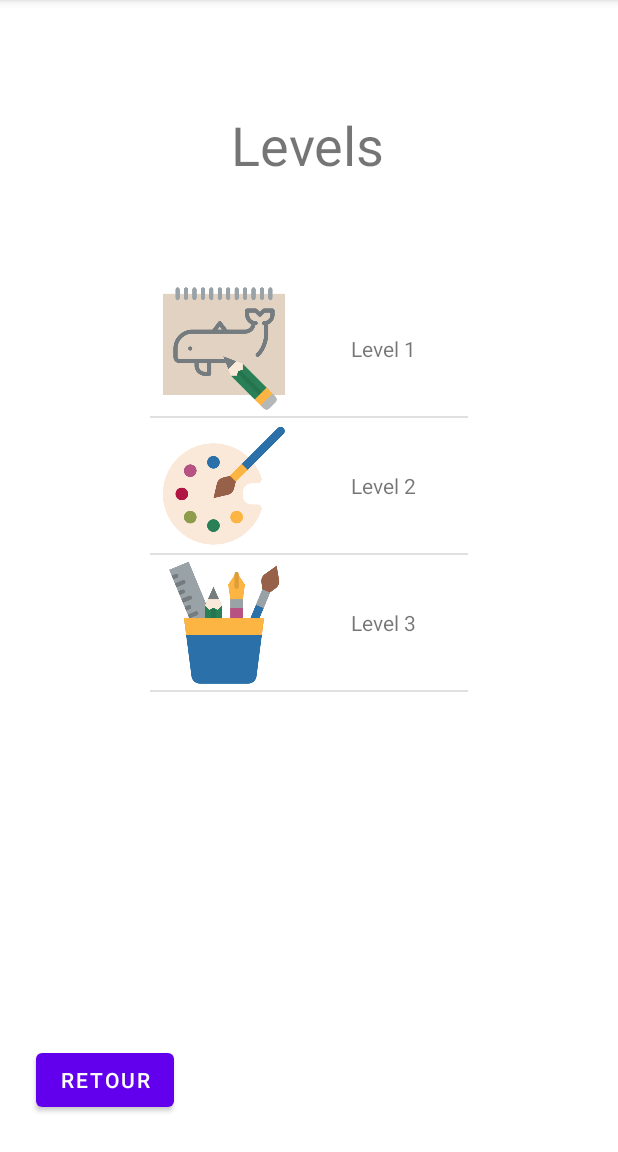
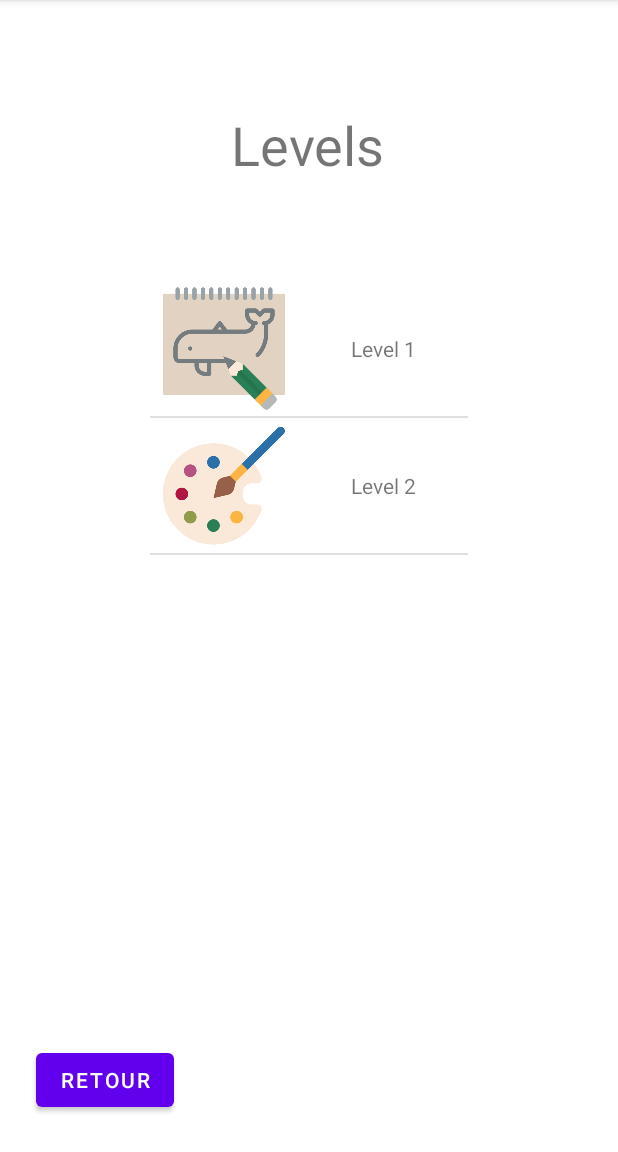
Before and after one commit to mobe-vacances/drotomat, an Android app: the Levels screen opened directly, with no data from a screen before it, on a phone screen of 412 x 824 dp, the part 84-1236 px from its top. Run offline under Robolectric (Android 15) with nearby library versions, the phone set to English and light mode, and no system bars.

Commit message:
Added level 2

```diff
--- a/app/src/main/java/m2dl/mobe/vacances/challenge/Levels.java
+++ b/app/src/main/java/m2dl/mobe/vacances/challenge/Levels.java
@@ -69,8 +69,7 @@ public class Levels extends AppCompatActivity {
         setContentView(R.layout.activity_levels);
         levels = new ArrayList<>();
         levels.add(R.xml.level);
-        levels.add(R.xml.level);
-        levels.add(R.xml.level);
+        levels.add(R.xml.level2);
         ListView listView = findViewById(R.id.levels_list);
         LevelAdapter arrayAdapter = new LevelAdapter(this);
         listView.setAdapter(arrayAdapter);
--- a/app/src/main/res/xml/level2.xml
+++ b/app/src/main/res/xml/level2.xml
@@ -27,6 +27,18 @@
             <type>2</type>
         </PlateformeFlick>
 
+        <Start>
+            <x>150</x>
+            <y>250</y>
+        </Start>
+
+        <Goal>
+            <left>700</left>
+            <top>1200</top>
+            <right>1000</right>
+            <bottom>2000</bottom>
+        </Goal>
+
     </Plateformes>
 
 </resources>
```
